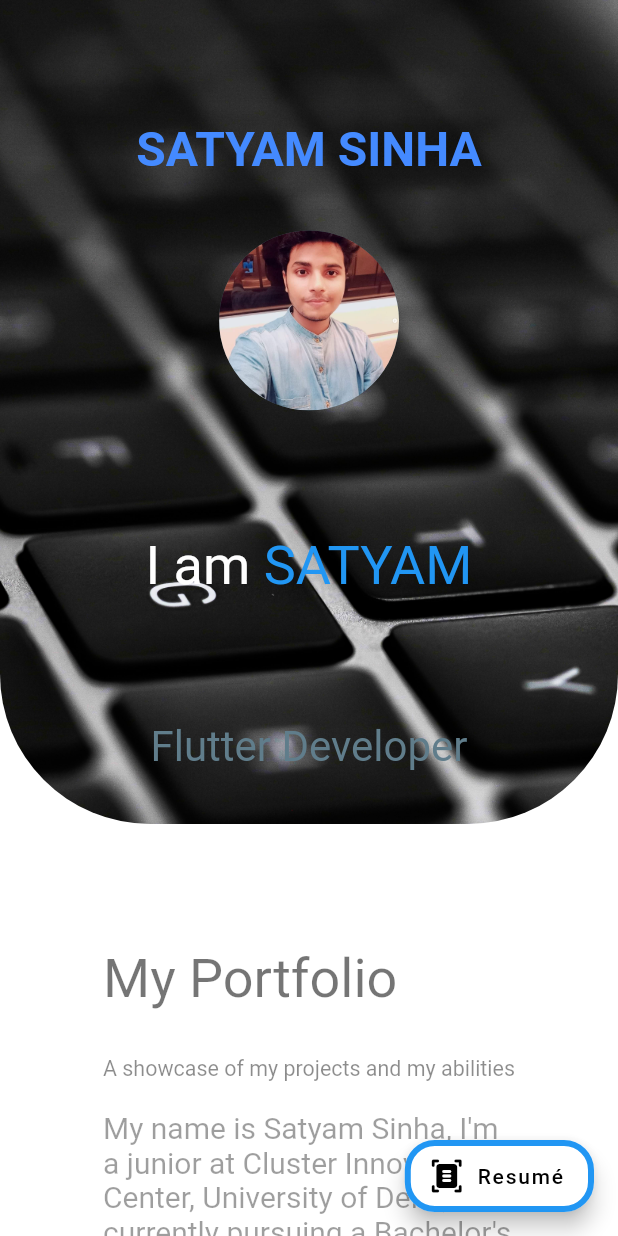
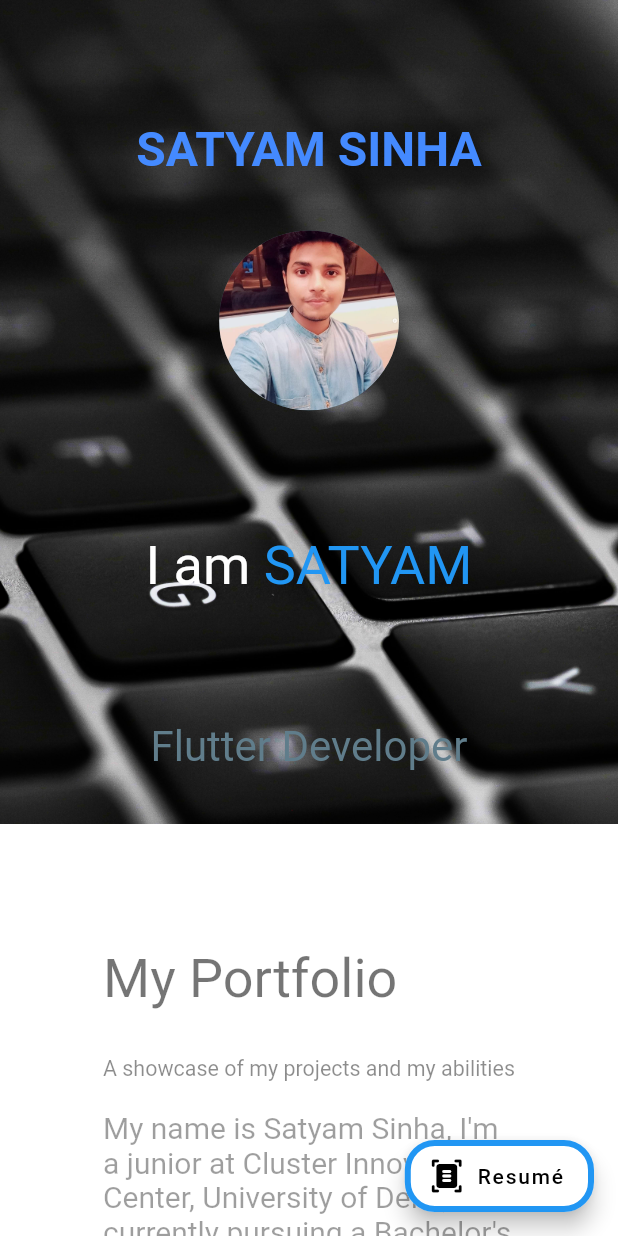
Before and after one commit to satsin06/portfolio, a Flutter app: the screen it shows after launch, on a phone screen of 412 x 824 dp. Run offline on Flutter 3.47's test engine with Material 2 defaults, Android fonts, the phone set to English and light mode, and no system bars; drawn by our look-alikes of animated_text_kit; our stand-ins replace font_awesome_flutter; Roboto replaces fonts that are missing (Horizon).

Commit message:
added sharp border in app bar

```diff
--- a/lib/screens/home_page.dart
+++ b/lib/screens/home_page.dart
@@ -115,10 +115,6 @@ class _HomePageState extends State<HomePage> {
     return Container(
         height: screenSize.height / 1.5,
         decoration: const BoxDecoration(
-            borderRadius: BorderRadius.only(
-              bottomLeft: Radius.circular(100),
-              bottomRight: Radius.circular(100),
-            ),
             image: DecorationImage(
               image: AssetImage(
                 'assets/background.jpg',
```
